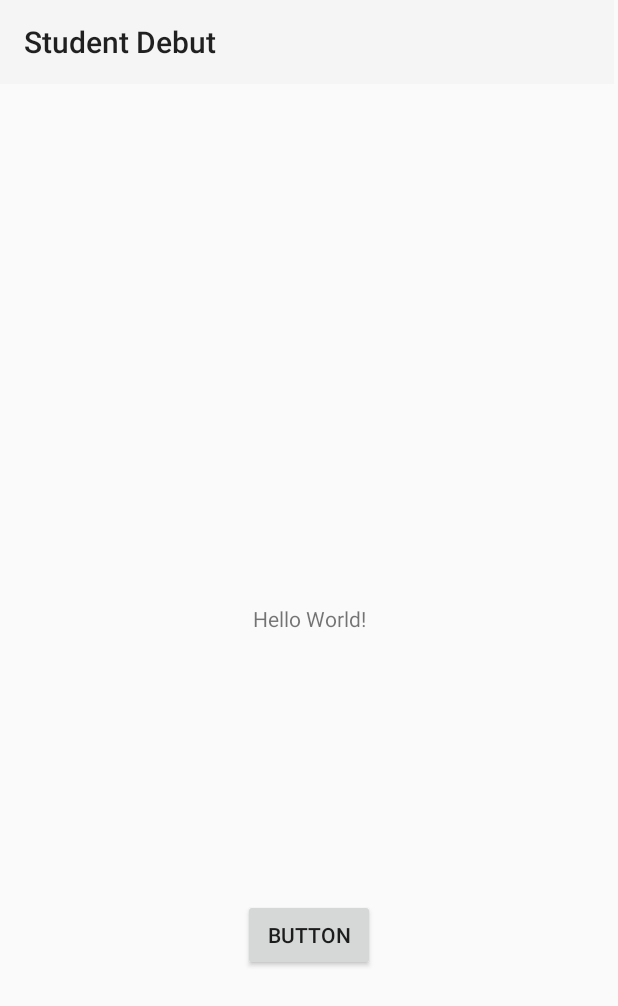
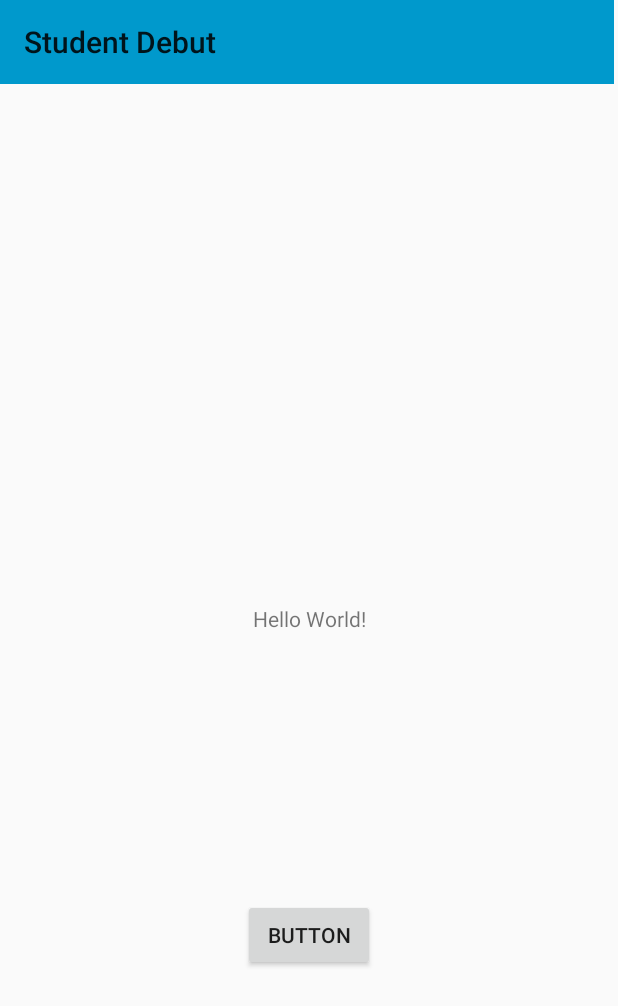
Before and after one commit to marijal74/Student-Debut, an Android app: the screen it shows after launch (MainActivity), on a phone screen of 412 x 824 dp. Shown: the top 1006 px of the screen. Run offline under Robolectric (Android 15) with nearby library versions, the phone set to English and light mode, and no system bars.

Commit message:
Sredjen toolbar

```diff
--- a/StudentDebut/app/src/main/java/com/example/studentdebut/ListOfJobs.kt
+++ b/StudentDebut/app/src/main/java/com/example/studentdebut/ListOfJobs.kt
@@ -1,8 +1,6 @@
 package com.example.studentdebut
 
 
-import android.app.Dialog
-import android.os.AsyncTask
 import android.os.Bundle
 import android.util.Log.d
 import androidx.appcompat.app.AppCompatActivity
@@ -12,12 +10,9 @@ import com.example.studentdebut.Common.HTTPDataHandler
 import com.example.studentdebut.Model.RSSObject
 import com.google.gson.Gson
 import kotlinx.android.synthetic.main.activity_list_of_jobs.*
-import kotlinx.android.synthetic.main.activity_main.*
 import kotlinx.coroutines.*
 import kotlinx.coroutines.Dispatchers.Default
-import kotlinx.coroutines.Dispatchers.IO
 import kotlinx.coroutines.Dispatchers.Main
-import java.lang.NullPointerException
 import java.lang.StringBuilder
 
 
--- a/StudentDebut/app/src/main/res/layout/activity_main.xml
+++ b/StudentDebut/app/src/main/res/layout/activity_main.xml
@@ -30,11 +30,12 @@
         android:id="@+id/toolbar"
         android:layout_width="409dp"
         android:layout_height="wrap_content"
-        android:background="?attr/colorPrimary"
+        android:background="@android:color/holo_blue_dark"
         android:minHeight="?attr/actionBarSize"
         android:theme="?attr/actionBarTheme"
+        app:layout_constraintStart_toStartOf="parent"
+        app:layout_constraintTop_toTopOf="parent"
         app:title="Student Debut"
-        tools:layout_editor_absoluteX="1dp"
-        tools:layout_editor_absoluteY="1dp" />
+        app:titleMargin="4dp" />
 
 </androidx.constraintlayout.widget.ConstraintLayout>
```
Also changed, not shown: StudentDebut/app/src/main/res/layout/activity_list_of_jobs.xml (+6 -5 lines).
